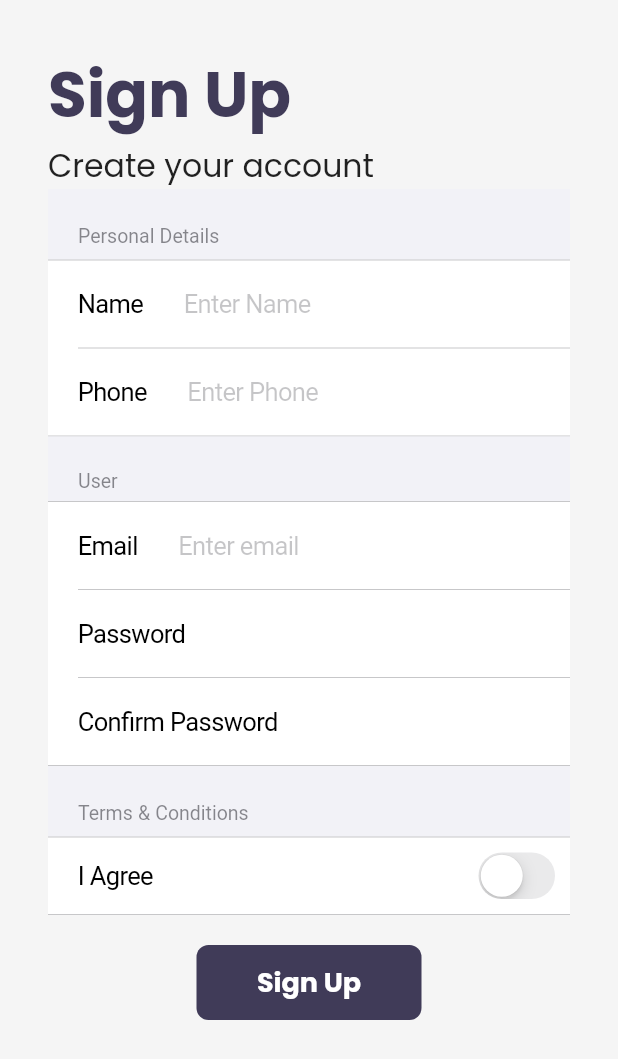
After one commit to alphadead/cart_flutter, a Flutter app: the SignupPage screen opened by its route, on a phone screen of 412 x 824 dp. The commit adds this screen. Shown: the top 1059 px of the screen. Run offline on Flutter 3.47's test engine with Material 2 defaults, Android fonts, the phone set to English and light mode, and no system bars; drawn by our look-alikes of velocity_x; our stand-ins replace google_fonts; network calls fail.

Commit message:
signup page added

```diff
--- a/lib/main.dart
+++ b/lib/main.dart
@@ -1,6 +1,7 @@
 import 'package:flutter/material.dart';
 import 'package:flutter_one_1/pages/cart_page.dart';
 import 'package:flutter_one_1/pages/login_page.dart';
+import 'package:flutter_one_1/pages/signup_page.dart';
 import 'package:flutter_one_1/utils/routes.dart';
 import 'package:velocity_x/velocity_x.dart';
 import 'core/store.dart';
@@ -25,6 +26,7 @@ class MyApp extends StatelessWidget {
         MyRoutes.homeRoute: (context) => HomePage(),
         MyRoutes.loginRoute: (context) => LoginPage(),
         MyRoutes.cartRoute: (context) => CartPage(),
+        MyRoutes.signUp: (context) => SignupPage(),
       },
     );
   }
--- a/lib/pages/login_page.dart
+++ b/lib/pages/login_page.dart
@@ -123,6 +123,19 @@ class _LoginPageState extends State<LoginPage> {
                     ),
                   ],
                 ),
+              ),
+              SizedBox(
+                height: 20,
+              ),
+              TextButton(
+                onPressed: () {
+                  Navigator.pushNamed(context, MyRoutes.signUp);
+                },
+                style: ButtonStyle(
+                  foregroundColor:
+                      MaterialStateProperty.all(context.accentColor),
+                ),
+                child: "Sign Up".text.xl2.make(),
               )
             ],
           ),
--- /dev/null
+++ b/lib/pages/signup_page.dart
@@ -0,0 +1,113 @@
+import 'package:flutter/cupertino.dart';
+import 'package:flutter/material.dart';
+import 'package:flutter_one_1/utils/routes.dart';
+import 'package:velocity_x/velocity_x.dart';
+
+class SignupPage extends StatefulWidget {
+  @override
+  _SignupPageState createState() => _SignupPageState();
+}
+
+class _SignupPageState extends State<SignupPage> {
+  var _lights = false;
+
+  @override
+  Widget build(BuildContext context) {
+    return Scaffold(
+      backgroundColor: context.canvasColor,
+      body: SingleChildScrollView(
+        child: SafeArea(
+          child: Container(
+            padding: Vx.m32,
+            child: Column(
+              crossAxisAlignment: CrossAxisAlignment.start,
+              children: [
+                "Sign Up".text.xl5.bold.color(context.theme.accentColor).make(),
+                "Create your account".text.xl2.make(),
+                CupertinoFormSection(
+                  header: "Personal Details".text.make(),
+                  children: [
+                    CupertinoFormRow(
+                      child: CupertinoTextFormFieldRow(
+                        placeholder: "Enter Name",
+                      ),
+                      prefix: "Name".text.make(),
+                    ),
+                    CupertinoFormRow(
+                      child: CupertinoTextFormFieldRow(
+                        placeholder: "Enter Phone",
+                      ),
+                      prefix: "Phone".text.make(),
+                    )
+                  ],
+                ),
+                CupertinoFormSection(
+                  header: "User".text.make(),
+                  children: [
+                    CupertinoFormRow(
+                      child: CupertinoTextFormFieldRow(
+                        placeholder: "Enter email",
+                      ),
+                      prefix: "Email".text.make(),
+                    ),
+                    CupertinoFormRow(
+                      child: CupertinoTextFormFieldRow(
+                        obscureText: true,
+                      ),
+                      prefix: "Password".text.make(),
+                    ),
+                    CupertinoFormRow(
+                      child: CupertinoTextFormFieldRow(
+                        obscureText: true,
+                      ),
+                      prefix: "Confirm Password".text.make(),
+                    ),
+                  ],
+                ),
+                CupertinoFormSection(
+                  header: "Terms & Conditions".text.make(),
+                  children: [
+                    CupertinoFormRow(
+                      child: CupertinoSwitch(
+                        value: _lights,
+                        onChanged: (bool value) {
+                          setState(() {
+                            _lights = value;
+                          });
+                        },
+                      ),
+                      prefix: "I Agree".text.make(),
+                    ),
+                  ],
+                ),
+                20.heightBox,
+                Material(
+                  color: context.theme.buttonColor,
+                  borderRadius: BorderRadius.circular(8),
+                  child: InkWell(
+                    onTap: () {
+                      Navigator.pushNamed(context, MyRoutes.loginRoute);
+                    },
+                    child: AnimatedContainer(
+                      duration: Duration(seconds: 1),
+                      width: 150,
+                      height: 50,
+                      alignment: Alignment.center,
+                      child: Text(
+                        "Sign Up",
+                        style: TextStyle(
+                            color: Colors.white,
+                            fontWeight: FontWeight.bold,
+                            fontSize: 18),
+                      ),
+                    ),
+                  ),
+                ).centered(),
+              ],
+            ),
+          ),
+        ),
+      ),
+    );
+  }
+}
--- a/lib/utils/routes.dart
+++ b/lib/utils/routes.dart
@@ -3,4 +3,5 @@ class MyRoutes {
   static String homeRoute = "/home";
   static String homeDetailRoute = '/detail';
   static String cartRoute = "/cart";
+  static String signUp = "/signup";
 }
```
